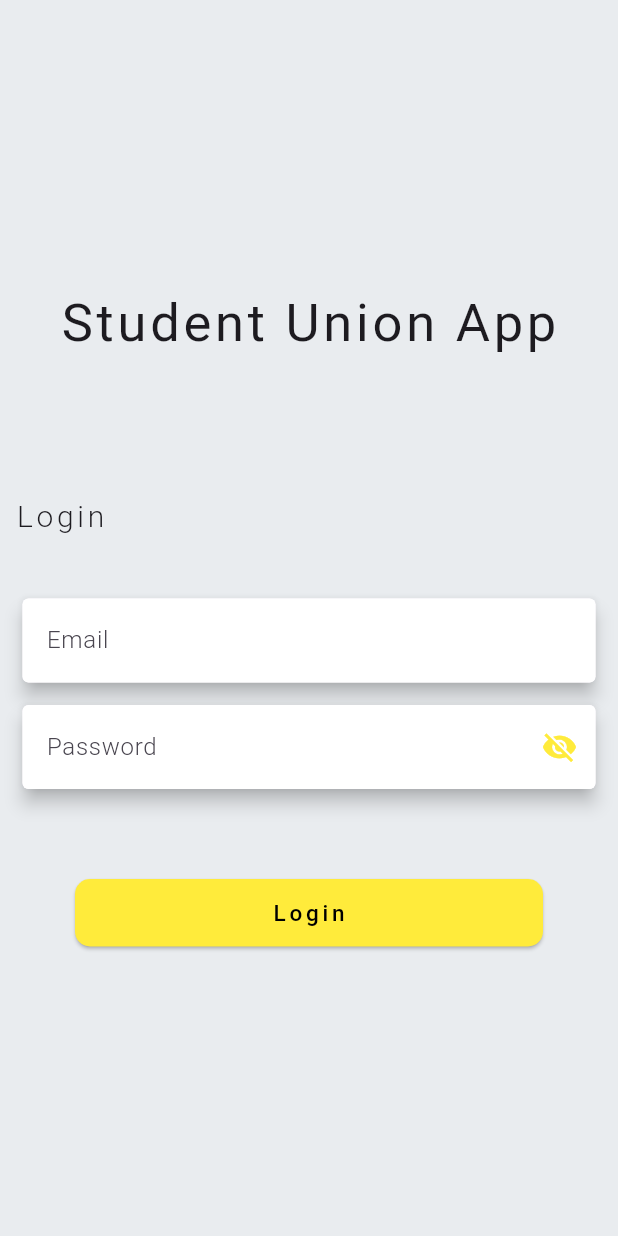
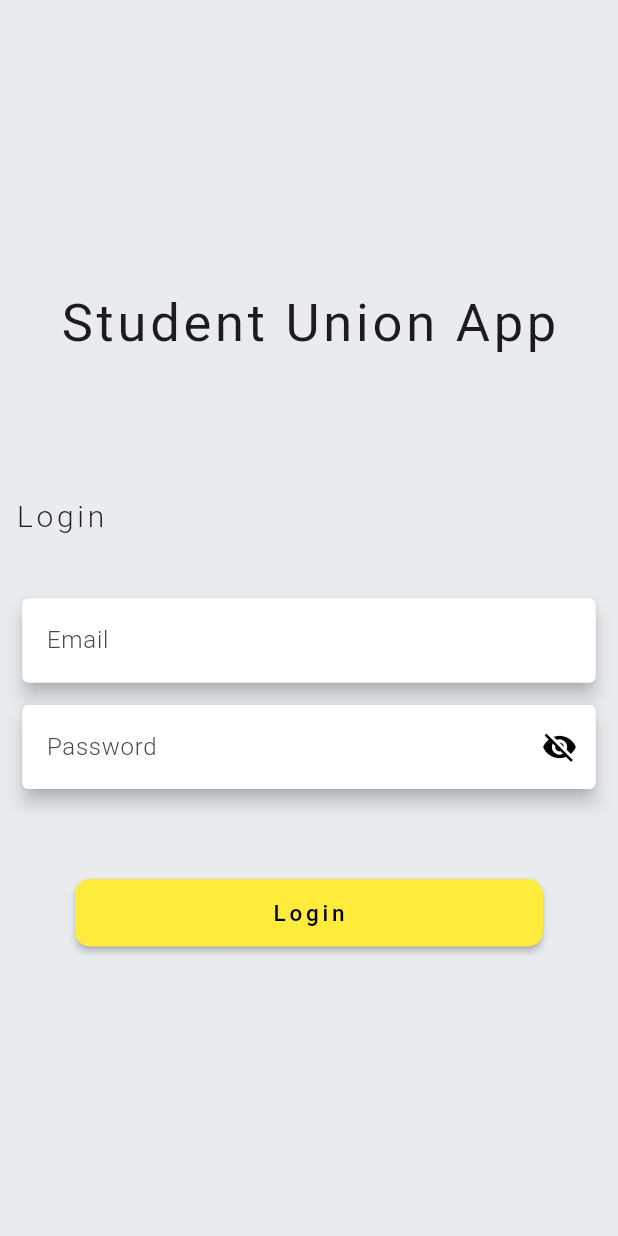
Before and after one commit to dylangab/id_app, a Flutter app: the LoginPage screen opened directly, on a phone screen of 412 x 824 dp. Run offline on Flutter 3.47's test engine with Material 3 defaults, Android fonts, the light colour scheme and no system bars; our stand-ins replace animated_custom_dropdown, cloud_firestore, dotted_border, dropdown_button2, firebase_auth, firebase_core and 7 more; accounts and stored records are empty.

Commit message:
added login and create president account funtion

```diff
--- a/lib/main.dart
+++ b/lib/main.dart
@@ -38,7 +38,7 @@ class MyApp extends StatelessWidget {
   @override
   Widget build(BuildContext context) {
     return const GetMaterialApp(
-      home: CreatePresidentAccount(),
+      home: LoginPage(),
     );
   }
 }
--- a/lib/models/Id.dart
+++ b/lib/models/Id.dart
@@ -24,6 +24,7 @@ class StudentID extends StudentPreident {
       required this.universitystamp,
       required this.website,
       String? email,
+      String? stamp,
       String? password,
       String? signature,
       String? firstName,
@@ -35,6 +36,7 @@ class StudentID extends StudentPreident {
       String? sector,
       String? studentPhoto})
       : super(
+            stamp: stamp,
             email: email,
             password: password,
             lastName: lastName,
--- a/lib/pages/loginPage.dart
+++ b/lib/pages/loginPage.dart
@@ -1,6 +1,8 @@
+import 'package:firebase_auth/firebase_auth.dart';
 import 'package:flutter/material.dart';
 import 'package:get/get.dart';
 import 'package:id_app/pages/studentPreidentHomePage.dart';
+import 'package:rounded_loading_button_plus/rounded_loading_button.dart';
 
 class LoginPage extends StatefulWidget {
   const LoginPage({super.key});
@@ -13,7 +15,9 @@ TextEditingController _emailController = TextEditingController();
 TextEditingController _passwordController = TextEditingController();
 FocusNode _emailNode = FocusNode();
 FocusNode _passwordNode = FocusNode();
-bool _passwordVisability = false;
+bool _passwordVisability = true;
+RoundedLoadingButtonController _buttonController =
+    RoundedLoadingButtonController();
 
 class _LoginPageState extends State<LoginPage> {
   @override
@@ -22,6 +26,7 @@ class _LoginPageState extends State<LoginPage> {
     _emailNode.dispose();
     _passwordController.dispose();
     _passwordNode.dispose();
+
     super.dispose();
   }
 
@@ -70,6 +75,8 @@ class _LoginPageState extends State<LoginPage> {
                     shape:
                         const OutlineInputBorder(borderSide: BorderSide.none),
                     child: TextFormField(
+                      controller: _emailController,
+                      focusNode: _emailNode,
                       cursorColor: Colors.yellow,
                       decoration: const InputDecoration(
                           hintText: "Email",
@@ -91,6 +98,8 @@ class _LoginPageState extends State<LoginPage> {
                     shape:
                         const OutlineInputBorder(borderSide: BorderSide.none),
                     child: TextFormField(
+                      controller: _passwordController,
+                      focusNode: _passwordNode,
                       cursorColor: Colors.yellow,
                       obscureText: _passwordVisability,
                       decoration: InputDecoration(
@@ -104,11 +113,11 @@ class _LoginPageState extends State<LoginPage> {
                               },
                               icon: _passwordVisability
                                   ? const Icon(
-                                      Icons.visibility,
-                                      color: Colors.yellow,
+                                      Icons.visibility_off,
+                                      color: Colors.black,
                                     )
-                                  : const Icon(Icons.visibility_off,
-                                      color: Colors.yellow)),
+                                  : const Icon(Icons.visibility,
+                                      color: Colors.black)),
                           border: const OutlineInputBorder(
                               borderSide: BorderSide.none),
                           hintText: "Password",
@@ -125,49 +134,36 @@ class _LoginPageState extends State<LoginPage> {
           ),
           Padding(
             padding: const EdgeInsets.only(left: 50, right: 50),
-            child: SizedBox(
+            child: RoundedLoadingButton(
+                color: Colors.yellow,
+                valueColor: Colors.black,
+                borderRadius: 10,
                 height: 45,
-              child: ElevatedButton(
+                width: MediaQuery.of(context).size.width,
+                controller: _buttonController,
                 onPressed: () async {
+                  try {
+                    await FirebaseAuth.instance.signInWithEmailAndPassword(
+                        email: _emailController.value.text,
+                        password: _passwordController.value.text);
+
+                    _buttonController.start();
+                    await Future.delayed(Duration(seconds: 1));
+                    _buttonController.stop();
                     Get.to(() => const StudentPreidentHomePage());
-                    /*   try {
-                      await FirebaseAuth.instance
-                          .signInWithEmailAndPassword(
-                              email: _emailController.value.text,
-                              password: _passwordController.value.text)
-                          .then((value) => null);
-                    } on FirebaseAuthException catch (e) {
-                      if (e.code == 'user-not-found') {
+                  } catch (e) {
                     ScaffoldMessenger.of(context)
-                            .showSnackBar(const SnackBar(
-                          content: Text("No user found for that email."),
-                        ));
-
-                        print('No user found for that email.');
-                      } else if (e.code == 'wrong-password') {
-                        ScaffoldMessenger.of(context)
-                            .showSnackBar(const SnackBar(
-                          content:
-                              Text("Wrong password provided for that user."),
-                        ));
-
-                        print('Wrong password provided for that user.');
+                        .showSnackBar(SnackBar(content: Text(e.toString())));
+                    _buttonController.stop();
                   }
-                    }  */
                 },
-                  style: ElevatedButton.styleFrom(
-                      shape: RoundedRectangleBorder(
-                          borderRadius: BorderRadius.circular(10)),
-                      backgroundColor: Colors.yellow),
-                  child: const Center(
-                      child: Text(
+                child: const Text(
                   "Login",
                   style: TextStyle(
                       fontSize: 15,
                       letterSpacing: 1.5 + 1,
                       color: Colors.black),
-                  ))),
-            ),
+                )),
           )
         ],
       ),
```
Also changed, not shown: lib/models/studentPreident.dart (+4 -3 lines), lib/pages/createPresidentAccount.dart (+27 -3 lines). Lines whose indentation alone changed are shown as unchanged.
